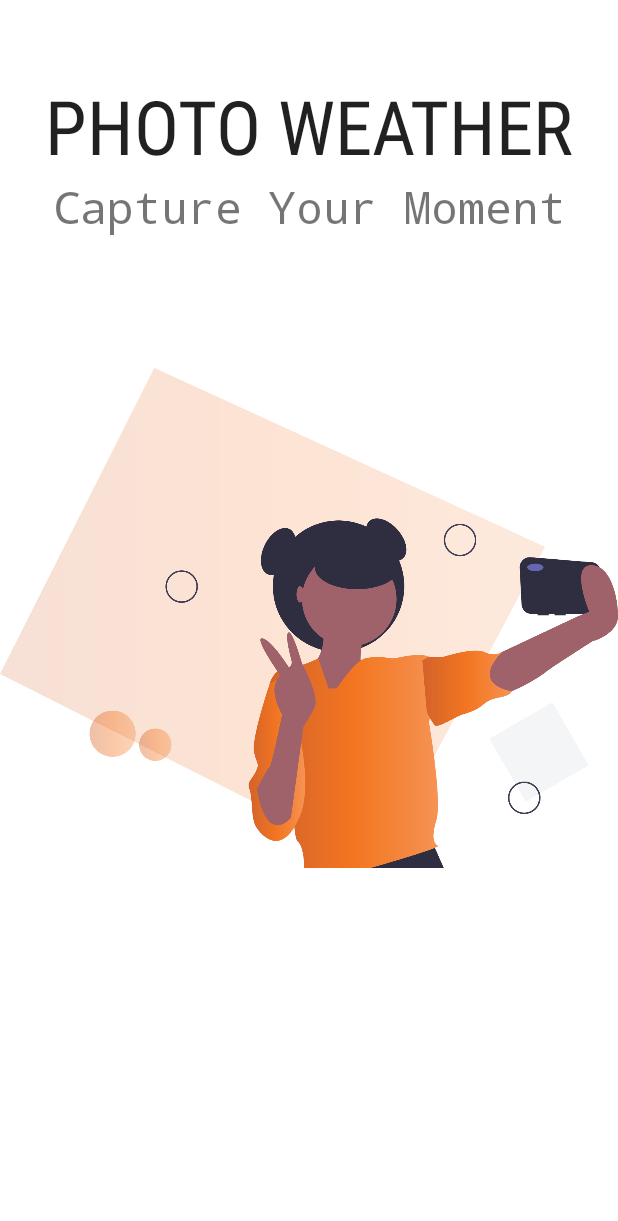
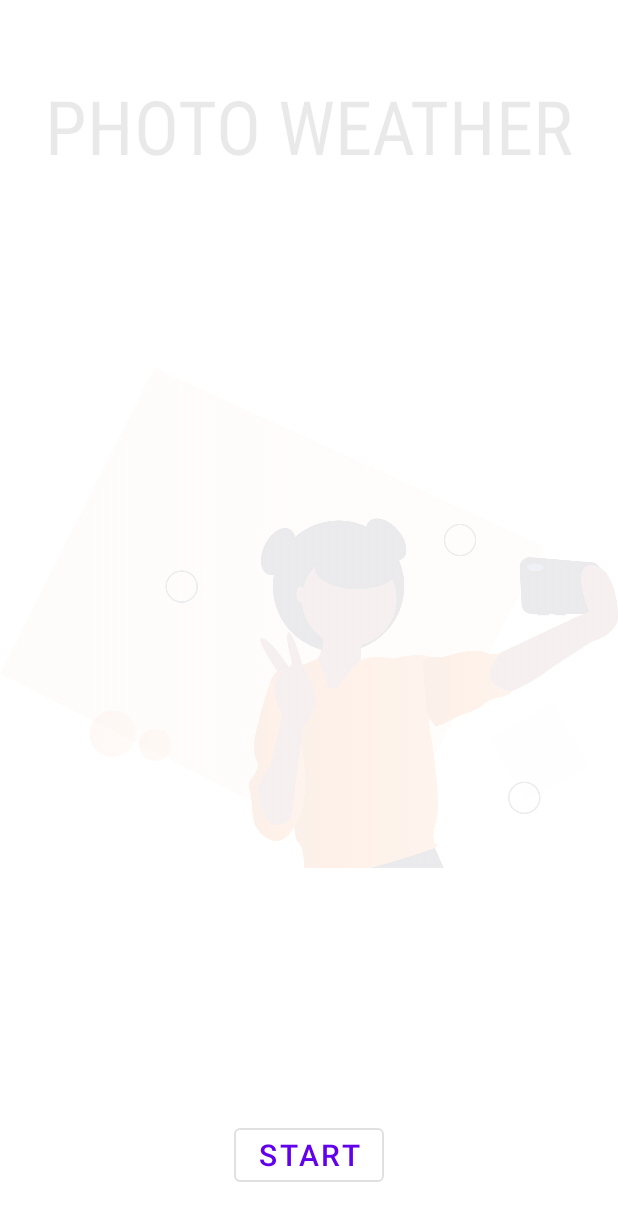
Before and after one commit to TaowfiK/Photo-Weather-App, an Android app: the screen it shows after launch (InitialActivity), on a phone screen of 412 x 824 dp. Shown: the top 1221 px of the screen. Run offline under Robolectric (Android 15) with nearby library versions, the phone set to English and light mode, and no system bars; our stand-ins replace data binding.

Commit message:
clean code

```diff
--- a/app/src/main/java/com/example/photoweather/InitialActivity.java
+++ b/app/src/main/java/com/example/photoweather/InitialActivity.java
@@ -14,12 +14,15 @@ import android.widget.TextView;
 import androidx.annotation.Nullable;
 import androidx.appcompat.app.AppCompatActivity;
 
-import com.example.photoweather.databinding.ActivitySplashScreenBinding;
 import com.example.photoweather.databinding.FragmentHistoryListBinding;
 
 public class InitialActivity extends AppCompatActivity {
 
-    private ActivitySplashScreenBinding binding;
+    // Views
+    private ImageView splashScreenImageView;
+    private TextView photoWeatherTextView;
+    private TextView vibeTextView;
+    private Button startButton;
 
     //animation
     Animation topAnim, bottomAnim, vibeFadeInAnim, buttonFadeInAnim;
@@ -43,28 +46,37 @@ public class InitialActivity extends AppCompatActivity {
         vibeFadeInAnim.setDuration(4000);
         buttonFadeInAnim.setDuration(1000);
 
-        //binding
-        binding.splashImageView.setAnimation(topAnim);
-        binding.photoWeatherTextView.setAnimation(bottomAnim);
-        binding.vibeTextView.setAnimation(vibeFadeInAnim);
-        binding.startButton.setAnimation(buttonFadeInAnim);
+
+        //views
+        splashScreenImageView = findViewById(R.id.splash_image_view);
+        photoWeatherTextView = findViewById(R.id.photo_weather_text_view);
+        vibeTextView = findViewById(R.id.vibe_text_view);
+        startButton = findViewById(R.id.startButton);
+
+        photoWeatherTextView.setAnimation(topAnim);
+        splashScreenImageView.setAnimation(bottomAnim);
+        vibeTextView.setAnimation(vibeFadeInAnim);
+        startButton.setAnimation(buttonFadeInAnim);
 
         setCounterForStartButton();
 
-        binding.startButton.setOnClickListener(v -> {
-            Intent myIntent = new Intent(InitialActivity.this, MainActivity.class);
-            InitialActivity.this.startActivity(myIntent);
+        startButton.setOnClickListener(new View.OnClickListener() {
+            @Override
+            public void onClick(View v) {
+                Intent myIntent = new Intent(InitialActivity.this, MainActivity.class);
+                InitialActivity.this.startActivity(myIntent);
+            }
         });
     }
 
-    private void setCounterForStartButton() {
+    private void setCounterForStartButton(){
         new CountDownTimer(2500, 1000) {
 
             public void onTick(long millisUntilFinished) {
             }
 
             public void onFinish() {
-                binding.startButton.setVisibility(View.VISIBLE);
+                startButton.setVisibility(View.VISIBLE);
             }
 
         }.start();
```
